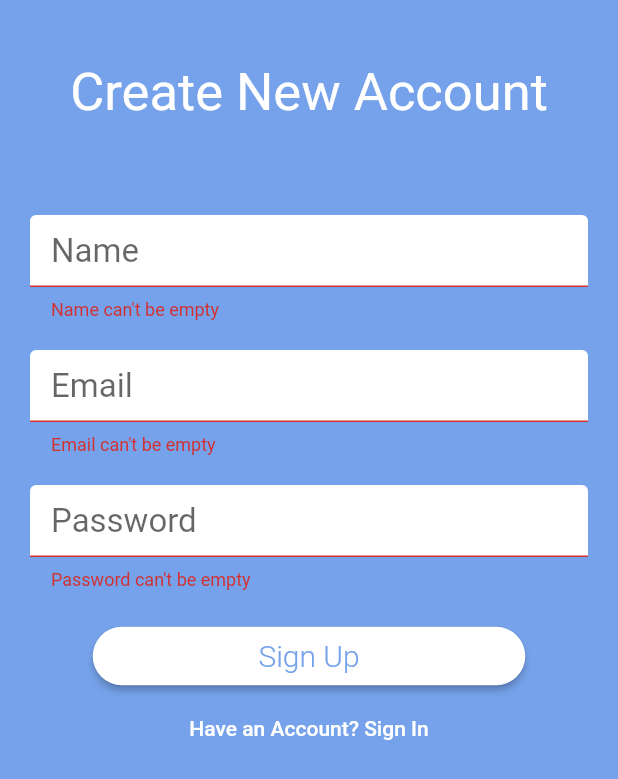
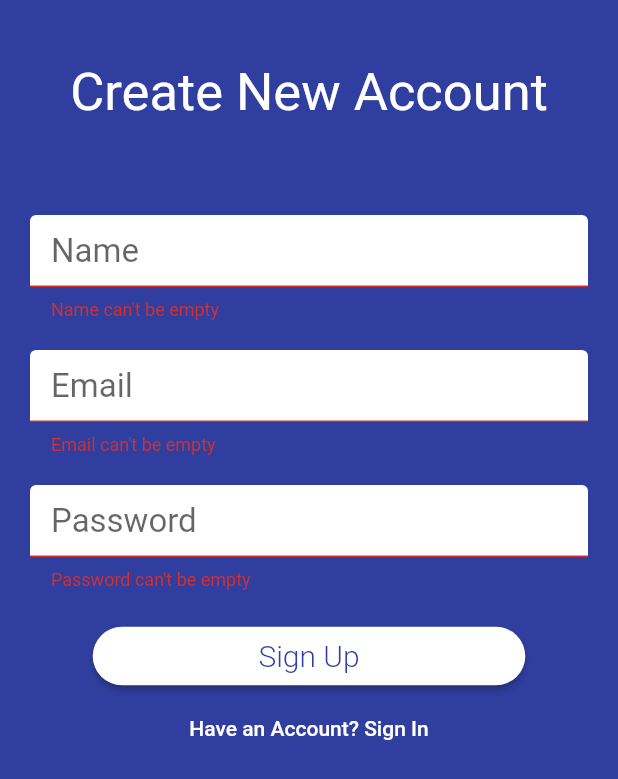
Before and after one commit to MiraNadhirah/flutter_appwsa, a Flutter app: the SignUpView screen opened by its route, after a tap on "Sign Up", on a phone screen of 412 x 824 dp. Shown: the top 779 px of the screen. Run offline on Flutter 3.47's test engine with Material 2 defaults, Android fonts, the phone set to English and light mode, and no system bars; drawn by our look-alikes of auto_size_text; our stand-ins replace audioplayers, cloud_firestore, firebase_auth, firebase_core, geolocator, google_maps_flutter; missing offline and left inert: flutter_sms, geocoder, sms; accounts and stored records are empty.

Commit message:
smslibrary problem

```diff
--- a/lib/contact_add.dart
+++ b/lib/contact_add.dart
@@ -1,4 +1,3 @@
-import 'package:cloud_firestore/cloud_firestore.dart';
 import 'package:flutter/material.dart';
 import 'package:flutter_wsa/contact_data.dart';
 import 'package:flutter_wsa/firestore_service.dart';
--- a/lib/registerLogin/first_view.dart
+++ b/lib/registerLogin/first_view.dart
@@ -3,7 +3,7 @@ import 'package:flutter/material.dart';
 import 'package:flutter_wsa/widget/custom_dialog.dart';
 
 class FirstView extends StatelessWidget {
-  final primaryColor = const Color(0xFF75A2EA);
+  final primaryColor = const Color(0xFF303F9F);
 
   @override
   Widget build(BuildContext context) {
--- a/lib/registerLogin/sign_up_view.dart
+++ b/lib/registerLogin/sign_up_view.dart
@@ -4,7 +4,7 @@ import 'package:flutter_wsa/services/auth_service.dart';
 import 'package:flutter_wsa/widget/provider_widget.dart';
 
 // TODO move this to tone location
-final primaryColor = const Color(0xFF75A2EA);
+final primaryColor = const Color(0xFF303F9F);
 
 enum AuthFormType { signIn, signUp, reset }
 
@@ -57,6 +57,8 @@ class _SignUpViewState extends State<SignUpView> {
         if (authFormType == AuthFormType.signIn) {
           String uid = await auth.signInWithEmailAndPassword(_email, _password);
           print("Signed In with ID $uid");
+          print(_email);
+          print(_password);
           Navigator.of(context).pushReplacementNamed('/home');
         } else if (authFormType == AuthFormType.reset) {
           await auth.sendPasswordResetEmail(_email);
@@ -69,6 +71,8 @@ class _SignUpViewState extends State<SignUpView> {
           String uid = await auth.createUserWithEmailAndPassword(
               _email, _password, _name);
           print("Signed up with New ID $uid");
+          print(_email);
+          print(_password);
           Navigator.of(context).pushReplacementNamed('/home');
         }
       } catch (e) {
--- a/pubspec.yaml
+++ b/pubspec.yaml
@@ -37,8 +37,10 @@ dependencies:
   geolocator: ^6.1.8
   google_maps_flutter: ^0.5.30
   permission_handler: ^4.4.0+hotfix.2
-  sms: ^0.2.4
+  sms: ^0.2.4 #ini dipakai?
+  flutter_sms: ^2.1.1
   url_launcher: ^5.7.2
+
 
 flutter_icons:
   android: true
```
Also changed, not shown: lib/dashboard.dart (+11 -3 lines), lib/locations.dart (+9 -9 lines), pubspec.lock, 1 other file.
